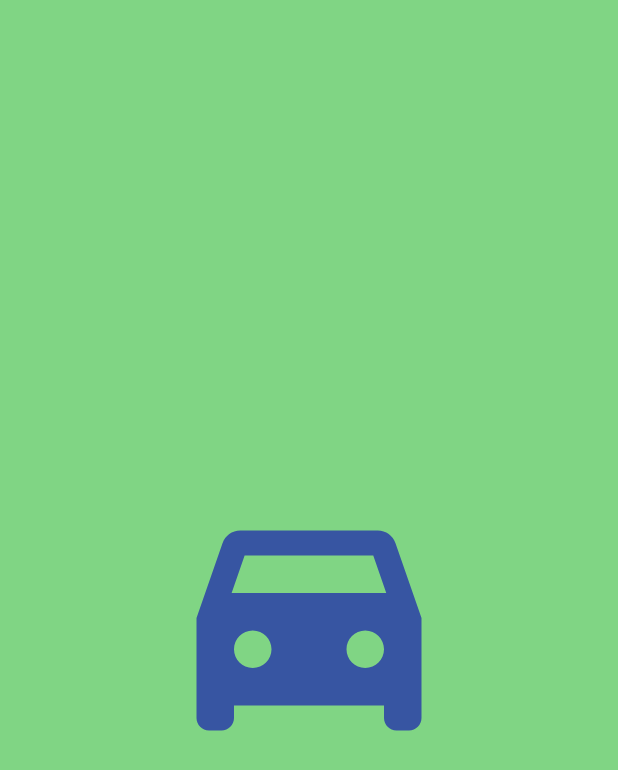
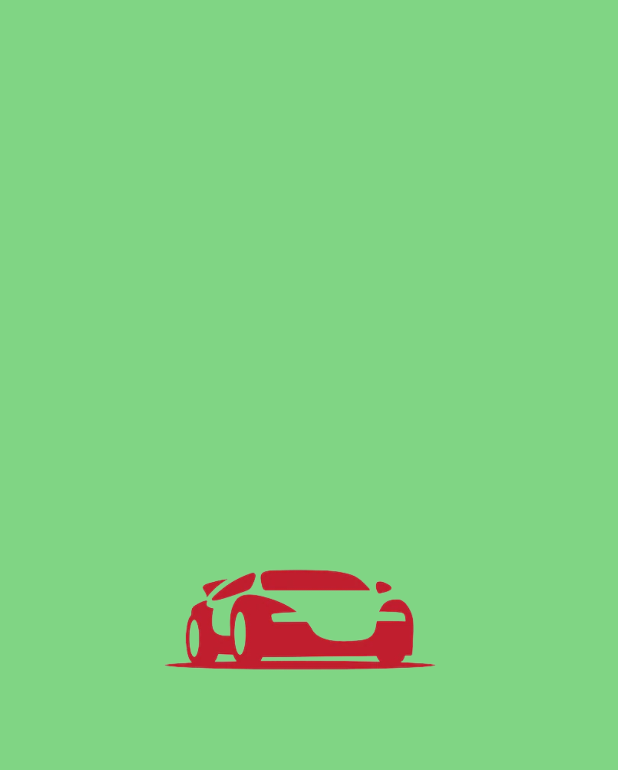
Before and after one commit to Mario011099/SafeCarPLate, an Android app: the Splash screen opened directly, with no data from a screen before it, on a phone screen of 412 x 824 dp. Shown: the top 770 px of the screen. Run offline under Robolectric (Android 15) with nearby library versions, the phone set to English and light mode, and no system bars; network calls fail.

Commit message:
imagen splash

```diff
--- a/app/src/main/res/layout/activity_splash.xml
+++ b/app/src/main/res/layout/activity_splash.xml
@@ -16,5 +16,5 @@
         app:layout_constraintEnd_toEndOf="parent"
         app:layout_constraintStart_toStartOf="parent"
         app:layout_constraintTop_toTopOf="parent"
-        app:srcCompat="@drawable/auto_icono" />
+        app:srcCompat="@drawable/icono" />
 </androidx.constraintlayout.widget.ConstraintLayout>
```
